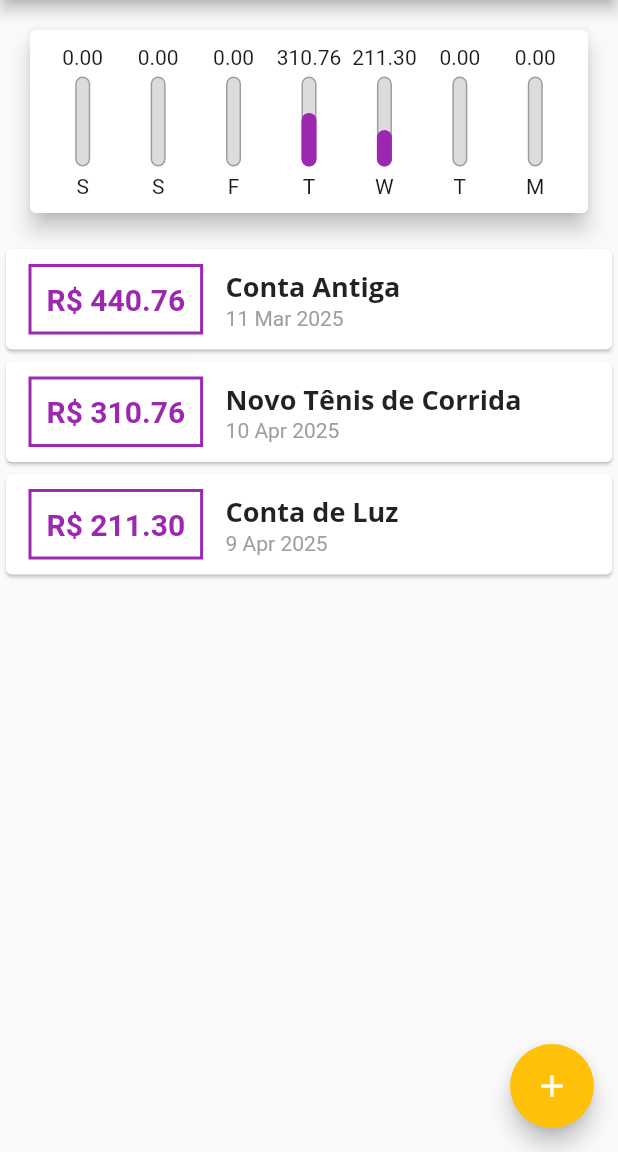
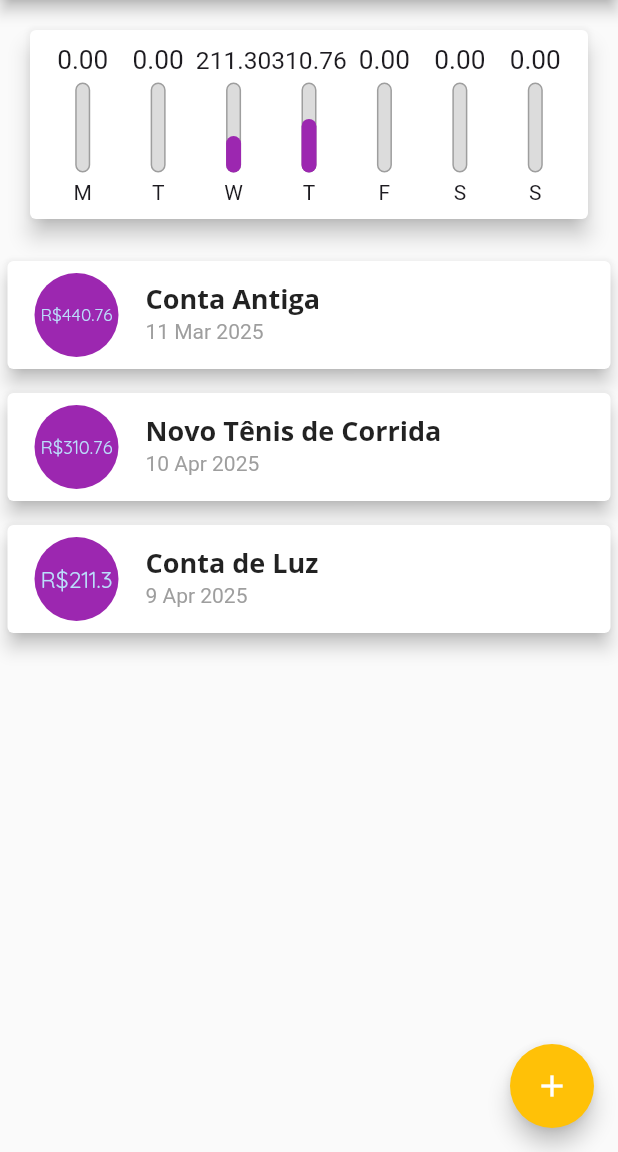
Before and after one commit to niltinfilho/flutter-cod3r, a Flutter app: the screen it shows after launch, on a phone screen of 412 x 824 dp, the part 84-1236 px from its top. Run offline on Flutter 3.47's test engine with Material 3 defaults, Android fonts, the phone set to English and light mode, and no system bars.

Commit message:
melhorando a visualizacao do app

```diff
--- a/expenses/lib/components/chart.dart
+++ b/expenses/lib/components/chart.dart
@@ -25,7 +25,7 @@ class Chart extends StatelessWidget {
       }
 
       return {'day': DateFormat.E().format(weekDay)[0], 'value': totalSum};
-    });
+    }).reversed.toList();
   }
 
   double get _weekTotalValue {
@@ -46,8 +46,7 @@ class Chart extends StatelessWidget {
           mainAxisAlignment: MainAxisAlignment.spaceAround,
           children:
               groupedTransactions.map((tr) {
-                return Flexible(
-                  fit: FlexFit.tight,
+                return Expanded(
                   child: ChartBar(
                     label: (tr['day'] as String),
                     value: (tr['value'] as double),
--- a/expenses/lib/components/chart_bar.dart
+++ b/expenses/lib/components/chart_bar.dart
@@ -15,7 +15,10 @@ class ChartBar extends StatelessWidget {
   Widget build(BuildContext context) {
     return Column(
       children: [
-        FittedBox(child: Text(value.toStringAsFixed(2))),
+        Container(
+          height: 20,
+          child: FittedBox(child: Text(value.toStringAsFixed(2))),
+        ),
         SizedBox(height: 5),
         Container(
           height: 60,
--- a/expenses/lib/components/transaction_list.dart
+++ b/expenses/lib/components/transaction_list.dart
@@ -34,43 +34,25 @@ class TransactionList extends StatelessWidget {
                 itemBuilder: (ctx, index) {
                   final tr = transactions[index];
                   return Card(
-                    child: Row(
-                      children: [
-                        Container(
-                          margin: const EdgeInsets.symmetric(
-                            horizontal: 15,
-                            vertical: 10,
-                          ),
-                          decoration: BoxDecoration(
-                            border: Border.all(
-                              color: Theme.of(context).colorScheme.primary,
-                              width: 2,
+                    elevation: 5,
+                    margin: EdgeInsets.symmetric(vertical: 8, horizontal: 5),
+                    child: ListTile(
+                      leading: CircleAvatar(
+                        radius: 30,
+                        backgroundColor: Theme.of(context).colorScheme.primary,
+                        child: Padding(
+                          padding: const EdgeInsets.all(6.0),
+                          child: FittedBox(child: Text('R\$${tr.value}')),
                         ),
                       ),
-                          padding: const EdgeInsets.all(10),
-                          child: Text(
-                            'R\$ ${tr.value.toStringAsFixed(2)}',
-                            style: TextStyle(
-                              fontWeight: FontWeight.bold,
-                              fontSize: 20,
-                              color: Theme.of(context).colorScheme.primary,
-                            ),
-                          ),
-                        ),
-                        Column(
-                          crossAxisAlignment: CrossAxisAlignment.start,
-                          children: [
-                            Text(
+                      title: Text(
                         tr.title,
                         style: Theme.of(context).textTheme.titleLarge,
                       ),
-                            Text(
+                      subtitle: Text(
                         DateFormat('d MMM y').format(tr.date),
-                              style: const TextStyle(color: Colors.grey),
+                        style: TextStyle(color: Colors.grey),
                       ),
-                          ],
-                        ),
-                      ],
                     ),
                   );
                 },
```
Lines whose indentation alone changed are shown as unchanged.
